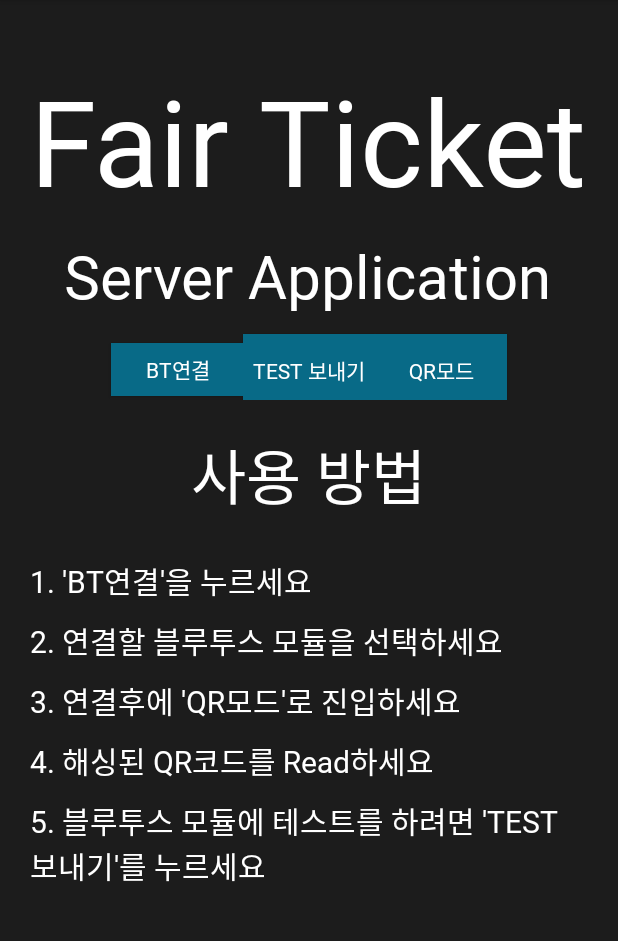
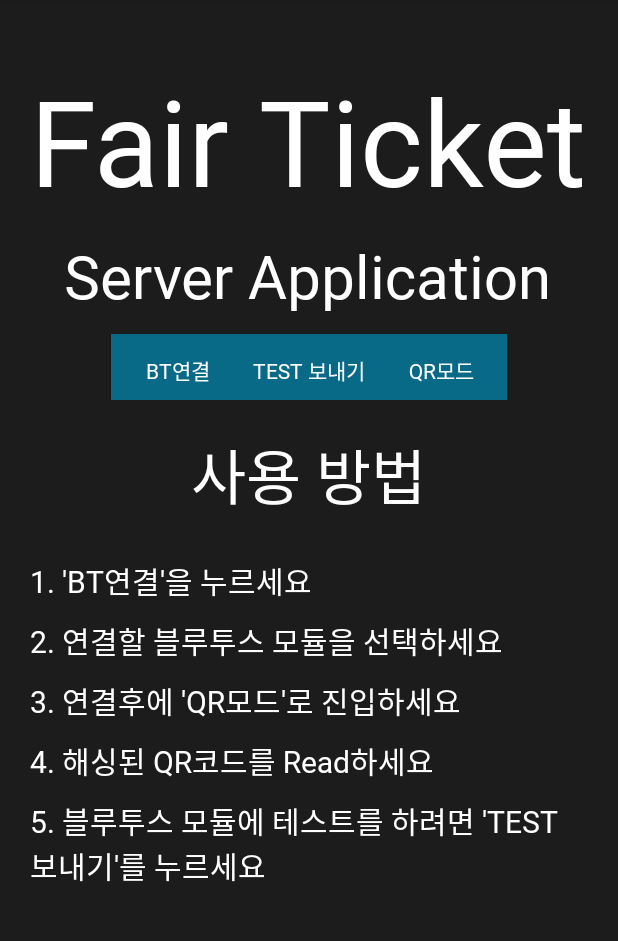
Before and after one commit to SongYunMin/Capstone-Design-Server, an Android app: the screen it shows after launch (MainActivity), on a phone screen of 412 x 824 dp, the part 84-1025 px from its top. Run offline under Robolectric (Android 15) with nearby library versions, the phone set to English and light mode, and no system bars; libraries missing offline, so code that uses them is left out: app.akexorcist.bluetotohspp, com.google.zxing.integration; 5 statements that could not run were skipped.

```diff
--- a/app/src/main/res/layout/activity_main.xml
+++ b/app/src/main/res/layout/activity_main.xml
@@ -48,7 +48,7 @@
         <Button
             android:id="@+id/btnConnect"
             android:layout_width="wrap_content"
-            android:layout_height="35dp"
+            android:layout_height="wrap_content"
             android:layout_marginTop="8dp"
             android:width="1dp"
             android:background="#086A87"
```
